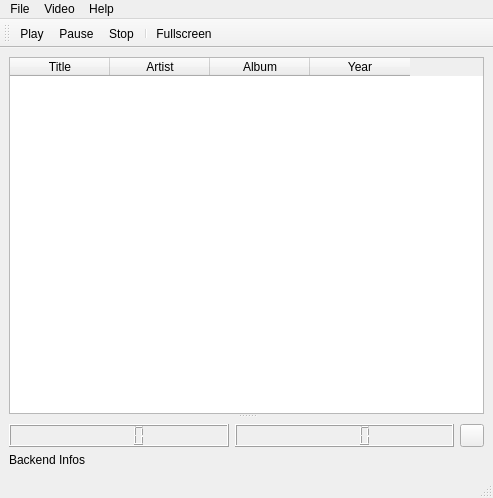
First picture: the form in phonon-videoplayer/MainWindow.ui, repository tkrotoff/QuarkPlayer, before the edit.
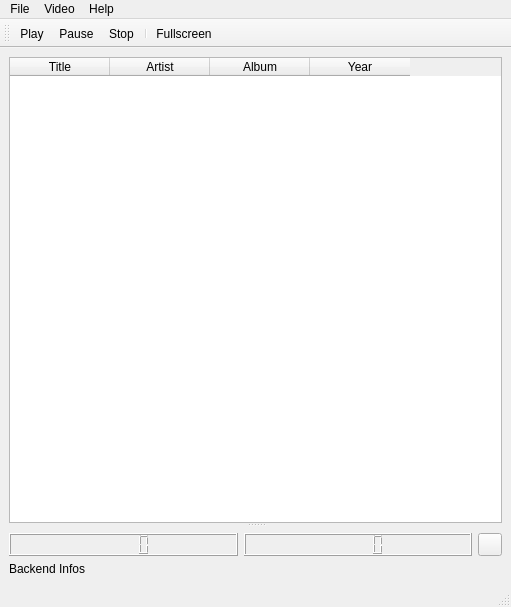
Second picture: the form after the edit. Icons and pictures are not drawn.

What changed in the file:
```diff
--- a/phonon-videoplayer/MainWindow.ui
+++ b/phonon-videoplayer/MainWindow.ui
@@ -5,8 +5,8 @@
    <rect>
     <x>0</x>
     <y>0</y>
-    <width>493</width>
-    <height>498</height>
+    <width>511</width>
+    <height>607</height>
    </rect>
   </property>
   <property name="windowTitle" >
@@ -21,8 +21,8 @@
     <rect>
      <x>0</x>
      <y>53</y>
-     <width>493</width>
-     <height>426</height>
+     <width>511</width>
+     <height>535</height>
     </rect>
    </property>
    <layout class="QGridLayout" name="gridLayout" >
@@ -97,7 +97,7 @@
     <rect>
      <x>0</x>
      <y>0</y>
-     <width>493</width>
+     <width>511</width>
      <height>19</height>
     </rect>
    </property>
@@ -131,8 +131,8 @@
    <property name="geometry" >
     <rect>
      <x>0</x>
-     <y>479</y>
-     <width>493</width>
+     <y>588</y>
+     <width>511</width>
      <height>19</height>
     </rect>
    </property>
@@ -142,7 +142,7 @@
     <rect>
      <x>0</x>
      <y>19</y>
-     <width>493</width>
+     <width>511</width>
      <height>34</height>
     </rect>
    </property>
```
